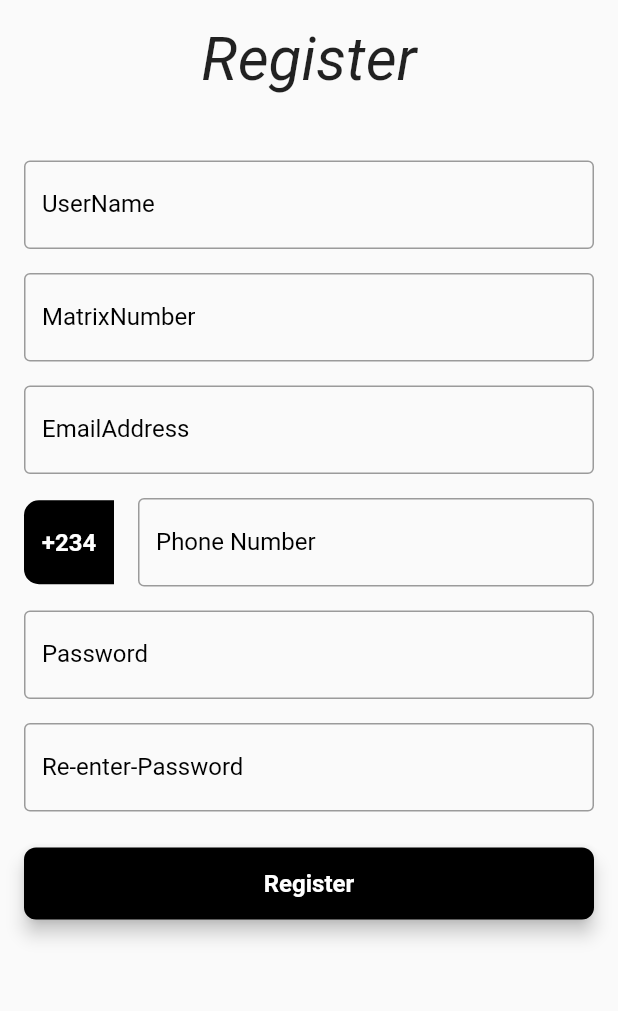
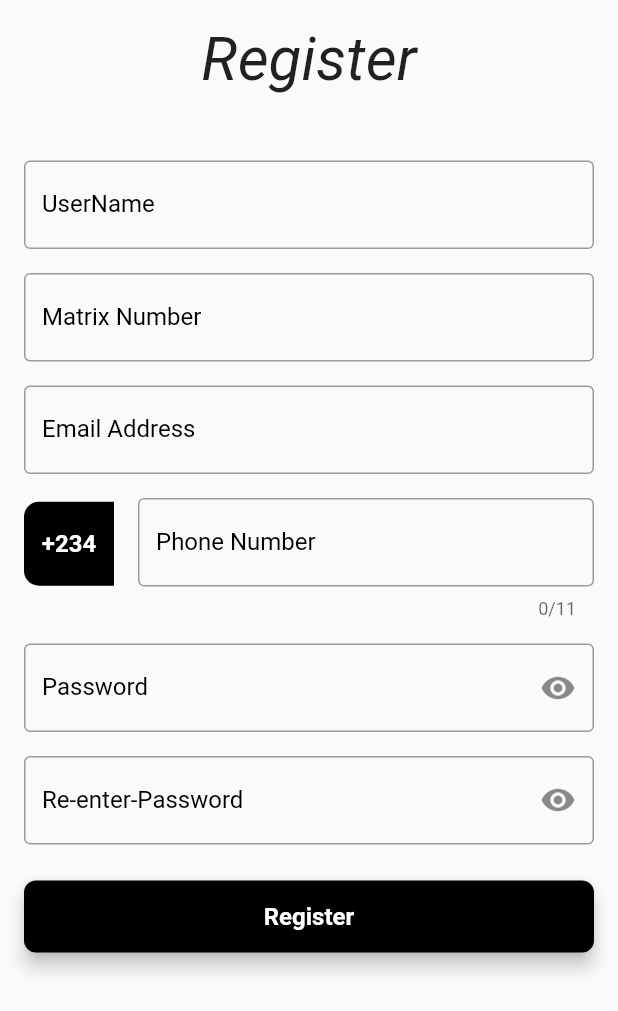
Before and after one commit to kasumu99/gender_app, a Flutter app: the RegisterScreen screen opened directly, on a phone screen of 412 x 824 dp. Shown: the top 1011 px of the screen. Run offline on Flutter 3.47's test engine with Material 2 defaults, Android fonts, the light colour scheme and no system bars.

Commit message:
textfield design

```diff
--- a/lib/components/form_textfield.dart
+++ b/lib/components/form_textfield.dart
@@ -5,8 +5,19 @@ class FormTextField extends StatelessWidget {
   final String Function(String?)? validator;
   final String labelText;
   final Function(String)? onChanged;
+  final int? maxLength;
+  final bool? obsecureText;
+  final Widget? suffixIcon;
 
-  FormTextField({required this.inputType, this.validator, required this.labelText, this.onChanged});
+  FormTextField({
+    required this.inputType,
+    this.validator,
+    required this.labelText,
+    this.onChanged,
+    this.maxLength,
+    this.obsecureText = false,
+    this.suffixIcon
+  });
 
   @override
   Widget build(BuildContext context) {
@@ -15,6 +26,7 @@ class FormTextField extends StatelessWidget {
       child: TextFormField(
         decoration:  InputDecoration(
             border: OutlineInputBorder(),
+            suffixIcon: suffixIcon,
             focusedBorder: OutlineInputBorder(
                 borderSide: BorderSide(
                     color: Colors.black
@@ -32,6 +44,8 @@ class FormTextField extends StatelessWidget {
           fontSize: 16.0,
         ),
         onChanged: onChanged,
+        maxLength: maxLength,
+        obscureText: obsecureText!,
       ),
     );
   }
--- a/lib/screen/register_screen.dart
+++ b/lib/screen/register_screen.dart
@@ -4,10 +4,16 @@ import 'package:flutter/painting.dart';
 import 'package:gender_app/components/form_textfield.dart';
 import 'package:gender_app/components/rounded_button.dart';
 
-class RegisterScreen extends StatelessWidget {
+class RegisterScreen extends StatefulWidget {
 
   @override
+  State<RegisterScreen> createState() => _RegisterScreenState();
+}
+
+class _RegisterScreenState extends State<RegisterScreen> {
+  @override
   Widget build(BuildContext context) {
+    bool _isObscure = true;
     return Scaffold(
       body: SafeArea(
         child: Form(
@@ -31,16 +37,18 @@ class RegisterScreen extends StatelessWidget {
                       inputType: TextInputType.name, labelText: 'UserName',
                     ),
                     FormTextField(
-                      inputType: TextInputType.text, labelText: 'MatrixNumber',
+                      inputType: TextInputType.text, labelText: 'Matrix Number',
                     ),
                     FormTextField(
-                      inputType: TextInputType.emailAddress, labelText: 'EmailAddress',
+                      inputType: TextInputType.emailAddress, labelText: 'Email Address',
                     ),
                     Padding(
                       padding: const EdgeInsets.only(left: 16.0),
                       child: Row(
                         children: [
-                          Container(
+                          Padding(
+                            padding: const EdgeInsets.only(bottom: 20.0),
+                            child: Container(
                               decoration: BoxDecoration(
                                 color: Colors.black,
                                 borderRadius: BorderRadius.only(bottomLeft: Radius.circular(10), topLeft: Radius.circular(10)),
@@ -59,19 +67,42 @@ class RegisterScreen extends StatelessWidget {
                               ),
                               height: 56,
                             ),
+                          ),
                           Flexible(
                             child: FormTextField(
-                            inputType: TextInputType.number, labelText: 'Phone Number',
+                            inputType: TextInputType.number, labelText: 'Phone Number',maxLength: 11,
                           )
                           )
                         ],
                       ),
                     ),
                     FormTextField(
-                      inputType: TextInputType.text, labelText: 'Password',
+                      inputType: TextInputType.text,
+                      labelText: 'Password',
+                      obsecureText: true,
+                      suffixIcon: IconButton(
+                        icon: Icon(
+                          _isObscure ? Icons.visibility : Icons.visibility_off ),
+                        onPressed: () {
+                          setState(() {
+                            _isObscure = !_isObscure;
+                          });
+                        },
+                      ),
                     ),
                     FormTextField(
-                      inputType: TextInputType.text, labelText: 'Re-enter-Password',
+                      inputType: TextInputType.text,
+                      labelText: 'Re-enter-Password',
+                      obsecureText: true,
+                      suffixIcon: IconButton(
+                        icon: Icon(
+                            _isObscure ? Icons.visibility : Icons.visibility_off ),
+                        onPressed: () {
+                          setState(() {
+                            _isObscure = !_isObscure;
+                          });
+                        },
+                      ),
                     ),
                     RoundedButton(
                         title: 'Register',
```
Lines whose indentation alone changed are shown as unchanged.
